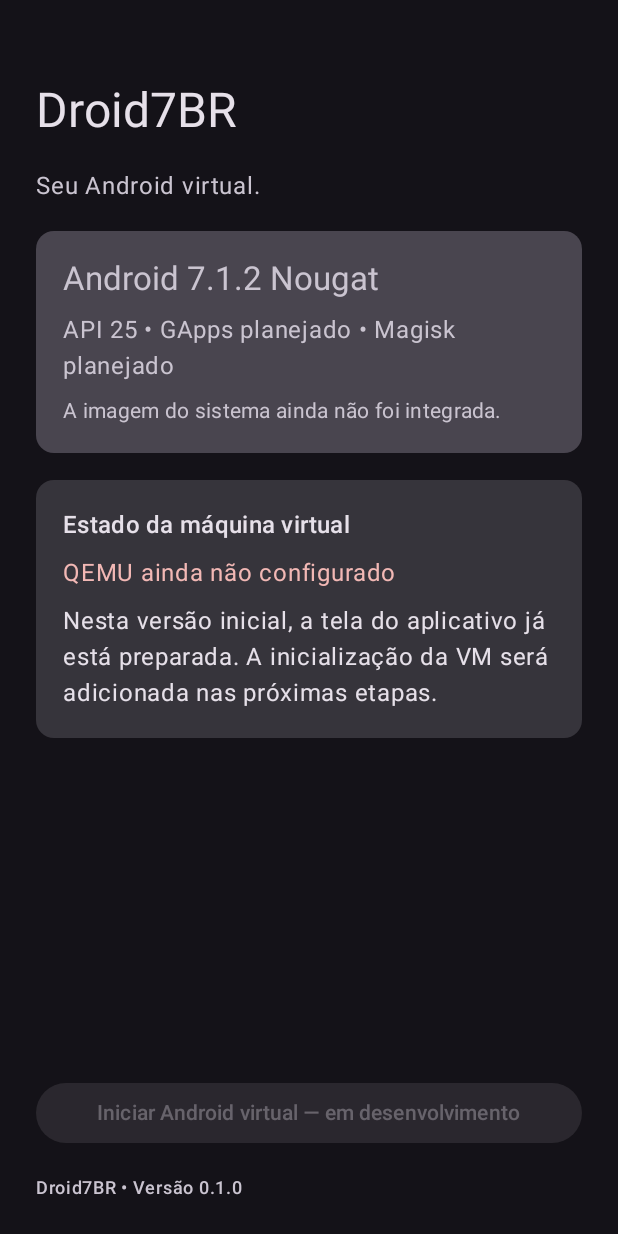
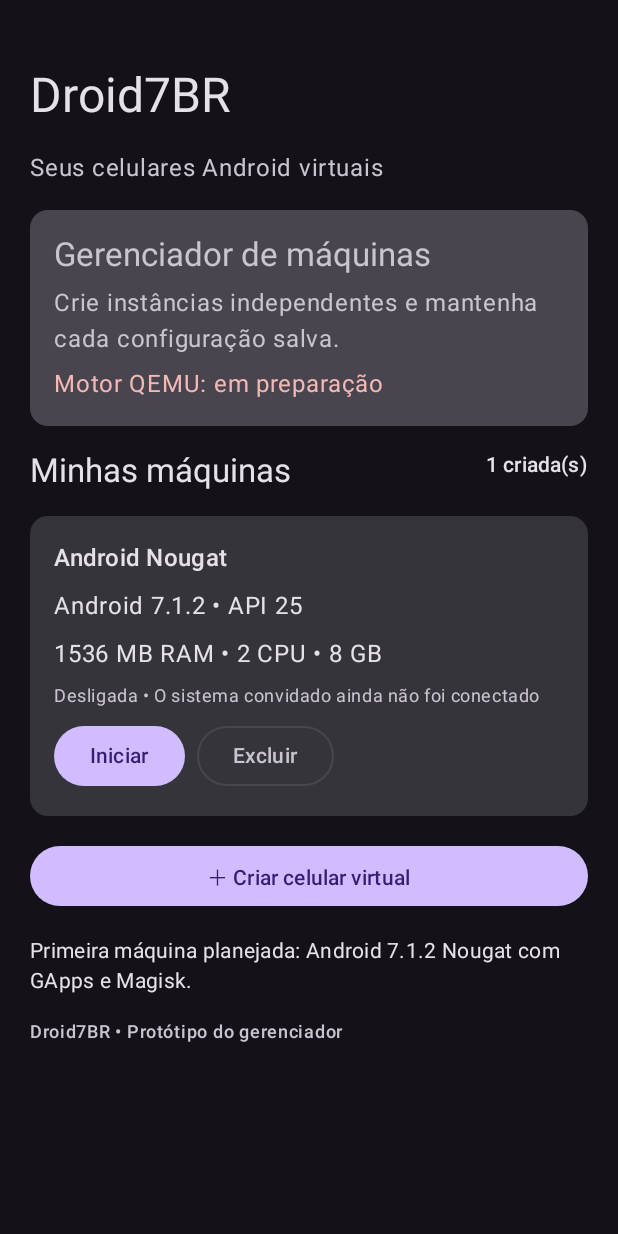
Before and after one commit to Prism-GD/Droid7BR, an Android app built with Jetpack Compose: the screen it shows after launch (MainActivity), on a phone screen of 412 x 824 dp. Run offline under Robolectric (Android 15) with nearby library versions, the phone set to English and light mode, and no system bars.

Commit message:
Build Virtual Master style VM manager prototype

```diff
--- a/app/src/main/java/br/com/prismgd/droid7br/MainActivity.kt
+++ b/app/src/main/java/br/com/prismgd/droid7br/MainActivity.kt
@@ -1,32 +1,45 @@
 package br.com.prismgd.droid7br
 
+import android.content.Context
 import android.os.Bundle
 import androidx.activity.ComponentActivity
 import androidx.activity.compose.setContent
 import androidx.compose.foundation.layout.Arrangement
 import androidx.compose.foundation.layout.Column
+import androidx.compose.foundation.layout.Row
 import androidx.compose.foundation.layout.Spacer
 import androidx.compose.foundation.layout.fillMaxSize
 import androidx.compose.foundation.layout.fillMaxWidth
 import androidx.compose.foundation.layout.height
 import androidx.compose.foundation.layout.padding
+import androidx.compose.foundation.rememberScrollState
+import androidx.compose.foundation.verticalScroll
 import androidx.compose.material3.Button
 import androidx.compose.material3.Card
 import androidx.compose.material3.CardDefaults
 import androidx.compose.material3.MaterialTheme
+import androidx.compose.material3.OutlinedButton
 import androidx.compose.material3.Surface
 import androidx.compose.material3.Text
 import androidx.compose.material3.darkColorScheme
 import androidx.compose.runtime.Composable
+import androidx.compose.runtime.mutableStateListOf
+import androidx.compose.runtime.remember
 import androidx.compose.ui.Modifier
 import androidx.compose.ui.unit.dp
+import br.com.prismgd.droid7br.vm.VmConfig
+import org.json.JSONArray
+import org.json.JSONObject
 
 class MainActivity : ComponentActivity() {
     override fun onCreate(savedInstanceState: Bundle?) {
         super.onCreate(savedInstanceState)
         setContent {
             Droid7BRTheme {
-                Droid7BRHome()
+                Droid7BRHome(
+                    initialMachines = loadMachines(this),
+                    onMachinesChanged = { saveMachines(this, it) }
+                )
             }
         }
     }
@@ -34,14 +47,18 @@ class MainActivity : ComponentActivity() {
 
 @Composable
 private fun Droid7BRTheme(content: @Composable () -> Unit) {
-    MaterialTheme(
-        colorScheme = darkColorScheme(),
-        content = content
-    )
+    MaterialTheme(colorScheme = darkColorScheme(), content = content)
 }
 
 @Composable
-private fun Droid7BRHome() {
+private fun Droid7BRHome(
+    initialMachines: List<VmConfig>,
+    onMachinesChanged: (List<VmConfig>) -> Unit
+) {
+    val machines = remember {
+        mutableStateListOf<VmConfig>().apply { addAll(initialMachines) }
+    }
+
     Surface(
         modifier = Modifier.fillMaxSize(),
         color = MaterialTheme.colorScheme.background
@@ -49,17 +66,14 @@ private fun Droid7BRHome() {
         Column(
             modifier = Modifier
                 .fillMaxSize()
-                .padding(24.dp),
-            verticalArrangement = Arrangement.spacedBy(18.dp)
+                .verticalScroll(rememberScrollState())
+                .padding(20.dp),
+            verticalArrangement = Arrangement.spacedBy(16.dp)
         ) {
-            Spacer(modifier = Modifier.height(12.dp))
-
+            Spacer(modifier = Modifier.height(8.dp))
+            Text("Droid7BR", style = MaterialTheme.typography.headlineLarge)
             Text(
-                text = "Droid7BR",
-                style = MaterialTheme.typography.headlineLarge
-            )
-            Text(
-                text = "Seu Android virtual.",
+                "Seus celulares Android virtuais",
                 style = MaterialTheme.typography.bodyLarge,
                 color = MaterialTheme.colorScheme.onSurfaceVariant
             )
@@ -71,57 +85,118 @@ private fun Droid7BRHome() {
                 )
             ) {
                 Column(
-                    modifier = Modifier.padding(18.dp),
-                    verticalArrangement = Arrangement.spacedBy(8.dp)
+                    modifier = Modifier.padding(16.dp),
+                    verticalArrangement = Arrangement.spacedBy(6.dp)
                 ) {
-                    Text(
-                        text = "Android 7.1.2 Nougat",
-                        style = MaterialTheme.typography.titleLarge
-                    )
-                    Text(
-                        text = "API 25 • GApps planejado • Magisk planejado"
-                    )
-                    Text(
-                        text = "A imagem do sistema ainda não foi integrada.",
-                        style = MaterialTheme.typography.bodyMedium
-                    )
+                    Text("Gerenciador de máquinas", style = MaterialTheme.typography.titleLarge)
+                    Text("Crie instâncias independentes e mantenha cada configuração salva.")
+                    Text("Motor QEMU: em preparação", color = MaterialTheme.colorScheme.error)
                 }
             }
 
+            Row(
+                modifier = Modifier.fillMaxWidth(),
+                horizontalArrangement = Arrangement.SpaceBetween
+            ) {
+                Text("Minhas máquinas", style = MaterialTheme.typography.titleLarge)
+                Text("${machines.size} criada(s)", style = MaterialTheme.typography.labelLarge)
+            }
+
+            machines.forEach { machine ->
                 Card(modifier = Modifier.fillMaxWidth()) {
                     Column(
-                    modifier = Modifier.padding(18.dp),
+                        modifier = Modifier.padding(16.dp),
                         verticalArrangement = Arrangement.spacedBy(8.dp)
                     ) {
+                        Text(machine.name, style = MaterialTheme.typography.titleMedium)
+                        Text("Android ${machine.androidVersion} • API ${machine.apiLevel}")
+                        Text("${machine.ramMb} MB RAM • ${machine.cpuCores} CPU • ${machine.storageGb} GB")
                         Text(
-                        text = "Estado da máquina virtual",
-                        style = MaterialTheme.typography.titleMedium
+                            "Desligada • O sistema convidado ainda não foi conectado",
+                            style = MaterialTheme.typography.bodySmall,
+                            color = MaterialTheme.colorScheme.onSurfaceVariant
                         )
-                    Text(
-                        text = "QEMU ainda não configurado",
-                        color = MaterialTheme.colorScheme.error
-                    )
-                    Text(
-                        text = "Nesta versão inicial, a tela do aplicativo já está preparada. A inicialização da VM será adicionada nas próximas etapas."
-                    )
+                        Row(horizontalArrangement = Arrangement.spacedBy(8.dp)) {
+                            Button(onClick = { }) {
+                                Text("Iniciar")
+                            }
+                            OutlinedButton(onClick = {
+                                machines.remove(machine)
+                                onMachinesChanged(machines.toList())
+                            }) {
+                                Text("Excluir")
+                            }
+                        }
+                    }
                 }
             }
 
-            Spacer(modifier = Modifier.weight(1f))
-
             Button(
-                onClick = { },
-                enabled = false,
-                modifier = Modifier.fillMaxWidth()
+                modifier = Modifier.fillMaxWidth(),
+                onClick = {
+                    val next = VmConfig(
+                        name = if (machines.isEmpty()) "Android Nougat" else "Android Nougat ${machines.size + 1}"
+                    )
+                    machines.add(next)
+                    onMachinesChanged(machines.toList())
+                }
             ) {
-                Text("Iniciar Android virtual — em desenvolvimento")
+                Text("＋ Criar celular virtual")
             }
 
             Text(
-                text = "Droid7BR • Versão 0.1.0",
+                "Primeira máquina planejada: Android 7.1.2 Nougat com GApps e Magisk.",
+                style = MaterialTheme.typography.bodyMedium
+            )
+            Text(
+                "Droid7BR • Protótipo do gerenciador",
                 style = MaterialTheme.typography.labelMedium,
                 color = MaterialTheme.colorScheme.onSurfaceVariant
             )
         }
     }
 }
+
+private fun loadMachines(context: Context): List<VmConfig> {
+    val stored = context.getSharedPreferences("droid7br", Context.MODE_PRIVATE)
+        .getString("machines", null) ?: return listOf(VmConfig())
+
+    return try {
+        val array = JSONArray(stored)
+        (0 until array.length()).map { index ->
+            val item = array.getJSONObject(index)
+            VmConfig(
+                id = item.optString("id"),
+                name = item.optString("name", "Android Nougat"),
+                androidVersion = item.optString("androidVersion", "7.1.2"),
+                apiLevel = item.optInt("apiLevel", 25),
+                ramMb = item.optInt("ramMb", 1536),
+                storageGb = item.optInt("storageGb", 8),
+                cpuCores = item.optInt("cpuCores", 2)
+            )
+        }
+    } catch (_: Exception) {
+        listOf(VmConfig())
+    }
+}
+
+private fun saveMachines(context: Context, machines: List<VmConfig>) {
+    val array = JSONArray()
+    machines.forEach { machine ->
+        array.put(
+            JSONObject().apply {
+                put("id", machine.id)
+                put("name", machine.name)
+                put("androidVersion", machine.androidVersion)
+                put("apiLevel", machine.apiLevel)
+                put("ramMb", machine.ramMb)
+                put("storageGb", machine.storageGb)
+                put("cpuCores", machine.cpuCores)
+            }
+        )
+    }
+    context.getSharedPreferences("droid7br", Context.MODE_PRIVATE)
+        .edit()
+        .putString("machines", array.toString())
+        .apply()
+}
```
Lines whose indentation alone changed are shown as unchanged.
